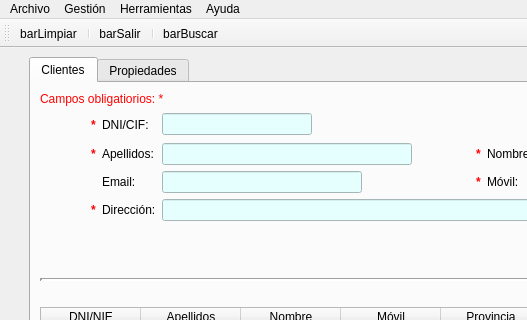
First picture: the form in templates/venPrincipal.ui, repository Semperz/ProyectoDI, before the edit; both pictures show x 0 to 527 and y 0 to 320 of the 1398 by 768 pixel window.
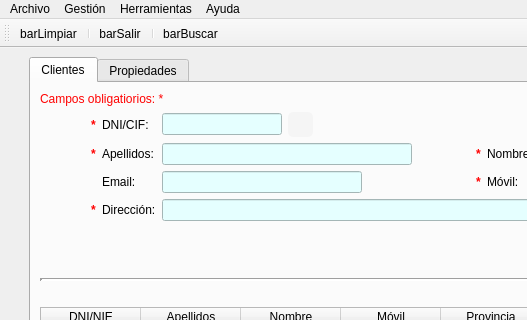
Second picture: the form after the edit. The open tabs and pages were chosen to show the change. Icons and pictures are not drawn.

Diff of the .ui file:
```diff
--- a/templates/venPrincipal.ui
+++ b/templates/venPrincipal.ui
@@ -142,28 +142,6 @@
               </property>
              </spacer>
             </item>
-            <item row="0" column="3">
-             <widget class="QLineEdit" name="txtDnicli">
-              <property name="minimumSize">
-               <size>
-                <width>120</width>
-                <height>0</height>
-               </size>
-              </property>
-              <property name="maximumSize">
-               <size>
-                <width>150</width>
-                <height>16777215</height>
-               </size>
-              </property>
-              <property name="styleSheet">
-               <string notr="true">background-color:rgb(229, 255, 255);</string>
-              </property>
-              <property name="alignment">
-               <set>Qt::AlignCenter</set>
-              </property>
-             </widget>
-            </item>
             <item row="1" column="7" colspan="7">
              <widget class="QLineEdit" name="txtNomcli">
               <property name="minimumSize">
@@ -664,6 +642,95 @@
               </property>
              </widget>
             </item>
+            <item row="0" column="3">
+             <layout class="QHBoxLayout" name="horizontalLayout_6">
+              <item>
+               <widget class="QLineEdit" name="txtDnicli">
+                <property name="minimumSize">
+                 <size>
+                  <width>120</width>
+                  <height>0</height>
+                 </size>
+                </property>
+                <property name="maximumSize">
+                 <size>
+                  <width>150</width>
+                  <height>16777215</height>
+                 </size>
+                </property>
+                <property name="styleSheet">
+                 <string notr="true">background-color:rgb(229, 255, 255);</string>
+                </property>
+                <property name="alignment">
+                 <set>Qt::AlignCenter</set>
+                </property>
+               </widget>
+              </item>
+              <item>
+               <widget class="QPushButton" name="btnBuscarcli">
+                <property name="minimumSize">
+                 <size>
+                  <width>25</width>
+                  <height>25</height>
+                 </size>
+                </property>
+                <property name="maximumSize">
+                 <size>
+                  <width>25</width>
+                  <height>25</height>
+                 </size>
+                </property>
+                <property name="toolTip">
+                 <string>Búsqueda por DNI del cliente</string>
+                </property>
+                <property name="styleSheet">
+                 <string notr="true">QPushButton {
+    background-color: whitesmoke;
+    color: white;
+    border-radius: 5px;
+}
+
+
+QPushButton:checked {
+	background-color:#d7eff6;
+}</string>
+                </property>
+                <property name="text">
+                 <string/>
+                </property>
+                <property name="icon">
+                 <iconset>
+                  <normaloff>../img/icoBuscarV2.ico</normaloff>../img/icoBuscarV2.ico</iconset>
+                </property>
+                <property name="iconSize">
+                 <size>
+                  <width>25</width>
+                  <height>25</height>
+                 </size>
+                </property>
+                <property name="checkable">
+                 <bool>true</bool>
+                </property>
+                <property name="flat">
+                 <bool>false</bool>
+                </property>
+               </widget>
+              </item>
+              <item>
+               <spacer name="horizontalSpacer_23">
+                <property name="orientation">
+                 <enum>Qt::Horizontal</enum>
+                </property>
+                <property name="sizeHint" stdset="0">
+                 <size>
+                  <width>40</width>
+                  <height>20</height>
+                 </size>
+                </property>
+               </spacer>
+              </item>
+             </layout>
+            </item>
            </layout>
           </item>
           <item>
```
Left out of the diff: 3 changed lines with no effect on the pictures.
